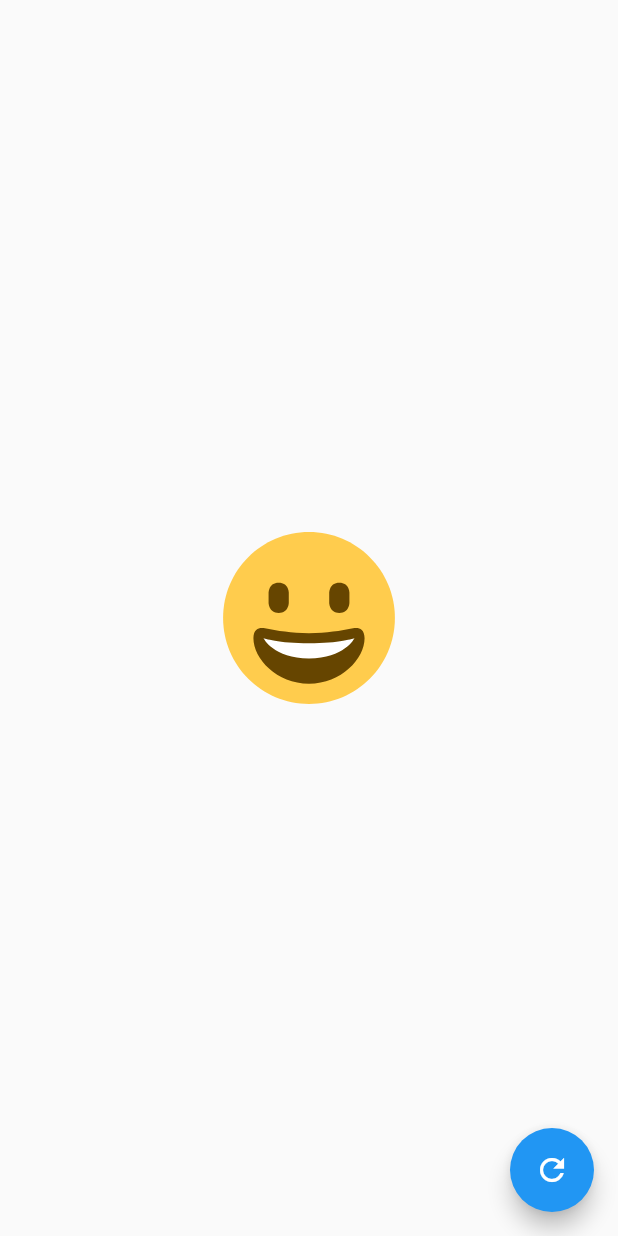
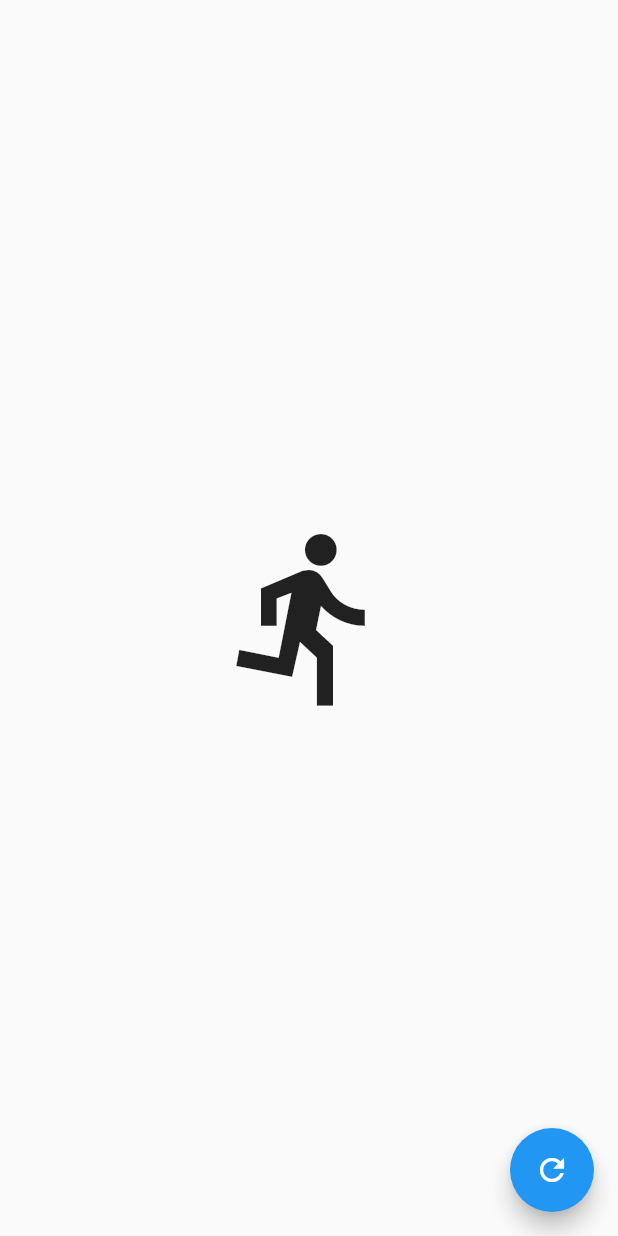
Before and after one commit to kpsroka/flutter-platform-channels-talk, a Flutter app: the screen it shows after launch, on a phone screen of 412 x 824 dp. Run offline on Flutter 3.47's test engine with Material 2 defaults, Android fonts, the phone set to English and light mode, and no system bars.

Commit message:
Reaplcing flutter_svg with material icons

```diff
--- a/lib/main.dart
+++ b/lib/main.dart
@@ -1,5 +1,4 @@
 import 'package:flutter/material.dart';
-import 'package:flutter_svg/flutter_svg.dart';
 
 void main() => runApp(MyApp());
 
@@ -35,7 +34,8 @@ class _PlatformSmileyState extends State<PlatformSmiley> {
   Widget build(BuildContext context) {
     return Scaffold(
       body: Center(
-        child: Transform.translate(offset: _offset, child: SvgPicture.asset('assets/smile.svg', width: 128, height: 128,)),
+        child: Transform.translate(
+            offset: _offset, child: Icon(Icons.directions_run, size: 128)),
       ),
       floatingActionButton: FloatingActionButton(
         onPressed: _refresh,
```
